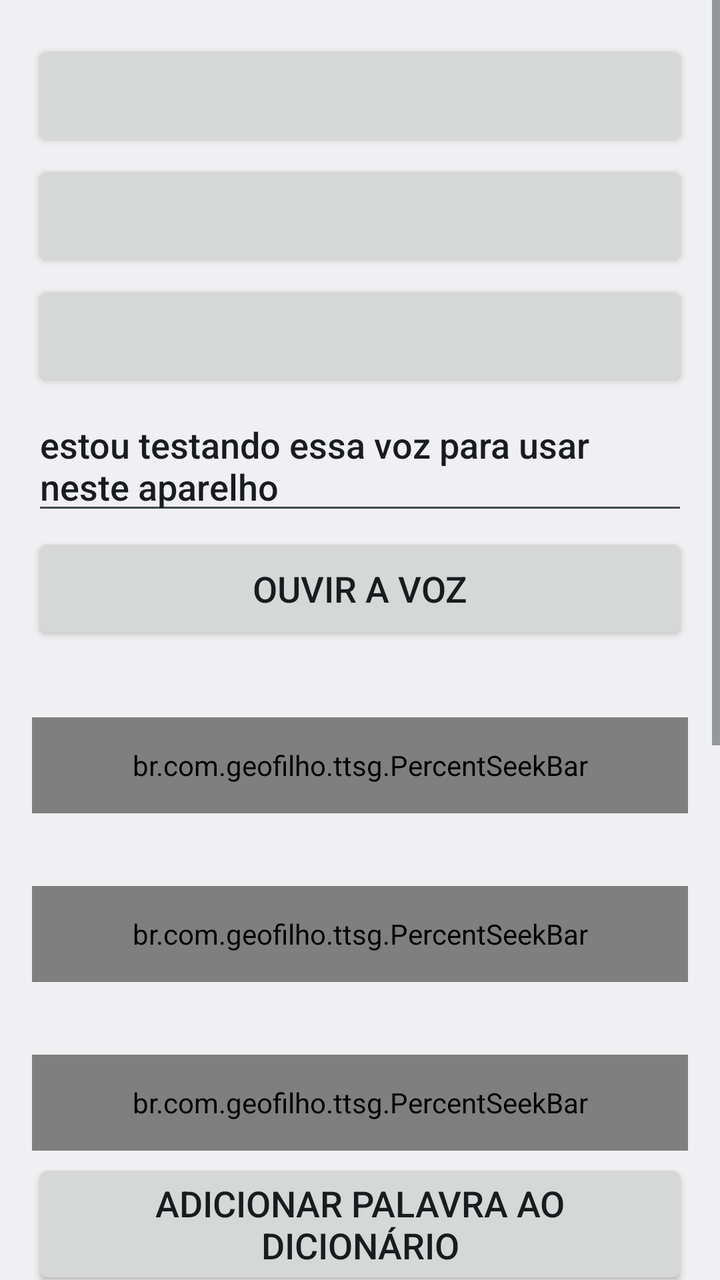
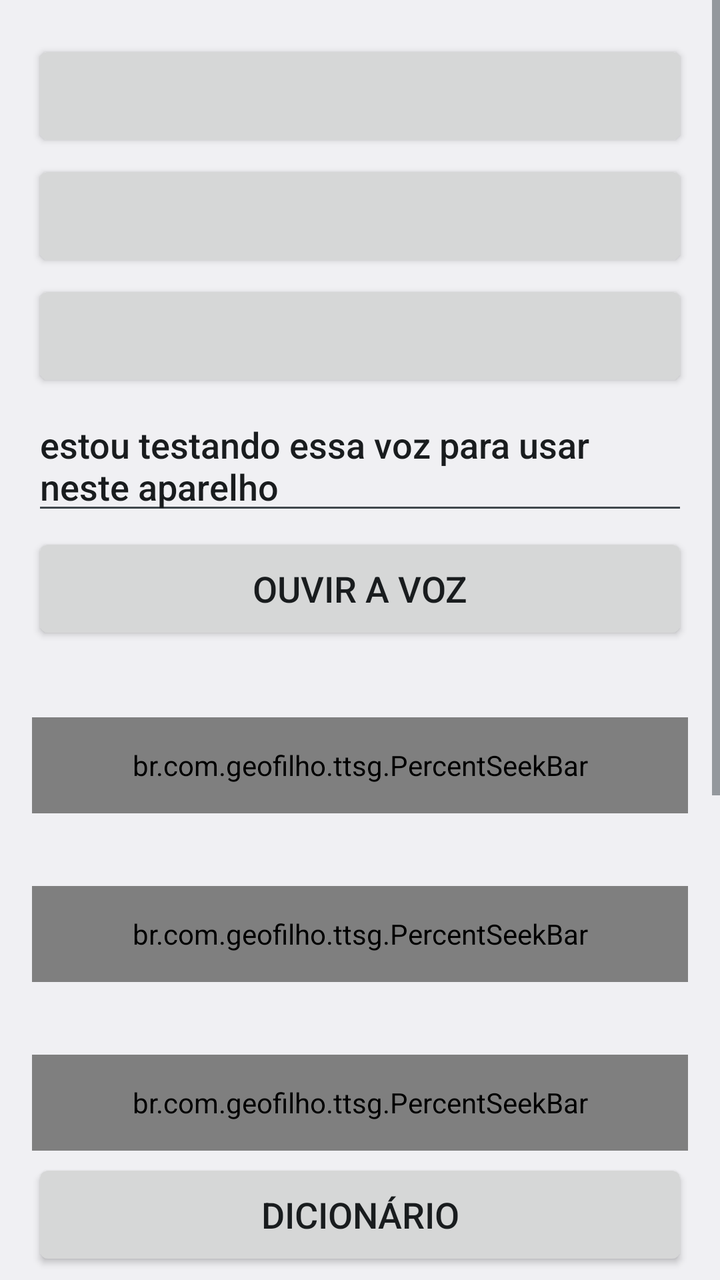

Before-and-after screenshots of an Android layout around one commit, followed by the original layout XML and the change that was made.
<!-- AndroidManifest.xml: application theme AppTheme -->
<!-- res/layout/activity_main.xml -->
<?xml version="1.0" encoding="utf-8"?>
<ScrollView xmlns:android="http://schemas.android.com/apk/res/android"
    android:layout_width="match_parent"
    android:layout_height="match_parent"
    android:fillViewport="true">

    <LinearLayout
        android:layout_width="match_parent"
        android:layout_height="wrap_content"
        android:orientation="vertical"
        android:padding="16dp">

        <include layout="@layout/voice_controls" />

        <Button
            android:id="@+id/btn_add_word"
            style="@style/Row"
            android:text="@string/add_word" />

        <LinearLayout
            android:id="@+id/add_box"
            android:layout_width="match_parent"
            android:layout_height="wrap_content"
            android:orientation="vertical"
            android:visibility="gone">

            <EditText
                android:id="@+id/edit_word"
                style="@style/Row"
                android:hint="@string/hint_word"
                android:importantForAutofill="no"
                android:inputType="text" />

            <EditText
                android:id="@+id/edit_replacement"
                style="@style/Row"
                android:hint="@string/hint_replacement"
                android:importantForAutofill="no"
                android:inputType="text" />

            <Button
                android:id="@+id/btn_save_word"
                style="@style/Row"
                android:text="@string/save_word" />

            <Button
                android:id="@+id/btn_cancel_word"
                style="@style/Row"
                android:text="@string/cancel" />
        </LinearLayout>

        <Button
            android:id="@+id/btn_manage_dictionary"
            style="@style/Row"
            android:text="@string/manage_dictionary" />

        <Button
            android:id="@+id/btn_emoji"
            style="@style/Row"
            android:text="@string/emoji_voice" />

        <Button
            android:id="@+id/btn_numbers"
            style="@style/Row"
            android:text="@string/title_numbers" />

        <Button
            android:id="@+id/btn_system"
            style="@style/Row"
            android:text="@string/system_engine" />

        <Button
            android:id="@+id/btn_audio"
            style="@style/Row"
            android:text="@string/title_audio" />

        <Button
            android:id="@+id/btn_update"
            style="@style/Row"
            android:text="@string/check_update" />

        <Button
            android:id="@+id/btn_diagnostics"
            style="@style/Row"
            android:text="@string/title_diagnostics" />
    </LinearLayout>
</ScrollView>
<!-- res/layout/voice_controls.xml (included above) -->
<?xml version="1.0" encoding="utf-8"?>
<merge xmlns:android="http://schemas.android.com/apk/res/android">

    <Button
        android:id="@+id/btn_engine"
        style="@style/Row" />

    <Button
        android:id="@+id/btn_language"
        style="@style/Row" />

    <Button
        android:id="@+id/btn_voice"
        style="@style/Row" />

    <EditText
        android:id="@+id/edit_test"
        style="@style/Row"
        android:hint="@string/hint_test_text"
        android:importantForAutofill="no"
        android:inputType="textMultiLine|textCapSentences"
        android:text="@string/default_test_text" />

    <Button
        android:id="@+id/btn_test"
        style="@style/Row"
        android:text="@string/listen" />

    <TextView
        android:id="@+id/lbl_rate"
        style="@style/SliderLabel" />

    <br.com.geofilho.ttsg.PercentSeekBar
        android:id="@+id/seek_rate"
        style="@style/Slider" />

    <TextView
        android:id="@+id/lbl_pitch"
        style="@style/SliderLabel" />

    <br.com.geofilho.ttsg.PercentSeekBar
        android:id="@+id/seek_pitch"
        style="@style/Slider" />

    <TextView
        android:id="@+id/lbl_volume"
        style="@style/SliderLabel" />

    <br.com.geofilho.ttsg.PercentSeekBar
        android:id="@+id/seek_volume"
        style="@style/Slider" />
</merge>
<!-- resources referenced by this layout -->
<resources>
  <string name="add_word">Adicionar palavra ao dicionário</string>
  <string name="cancel">Cancelar</string>
  <string name="check_update">Verificar atualização</string>
  <string name="default_test_text">estou testando essa voz para usar neste aparelho</string>
  <string name="emoji_voice">Escolher TTS para falar emojis</string>
  <string name="hint_replacement">Substituir por</string>
  <string name="hint_test_text">Texto para testar a voz</string>
  <string name="hint_word">Palavra ou frase</string>
  <string name="listen">Ouvir a voz</string>
  <string name="manage_dictionary">Gerenciar dicionário</string>
  <string name="save_word">Salvar no dicionário</string>
  <string name="system_engine">Usar como motor de TTS do sistema</string>
  <string name="title_audio">Saída de áudio do leitor de tela</string>
  <string name="title_diagnostics">Diagnóstico</string>
  <string name="title_numbers">Leitura de números e pontuação</string>
  <style name="Row">
          <item name="android:layout_width">match_parent</item>
          <item name="android:layout_height">wrap_content</item>
          <item name="android:minHeight">56dp</item>
          <item name="android:layout_marginTop">4dp</item>
          <item name="android:textSize">18sp</item>
      </style>
  <style name="Slider">
          <item name="android:layout_width">match_parent</item>
          <item name="android:layout_height">48dp</item>
          <item name="android:max">100</item>
      </style>
  <style name="SliderLabel">
          <item name="android:layout_width">match_parent</item>
          <item name="android:layout_height">wrap_content</item>
          <item name="android:layout_marginTop">12dp</item>
          <item name="android:textSize">18sp</item>
          <item name="android:importantForAccessibility">no</item>
      </style>
  <style name="AppTheme" parent="android:Theme.Material.Light.DarkActionBar" />
</resources>

<!-- the commit's change to res/layout/activity_main.xml (unified diff, before → after) -->
@@ -13,51 +13,9 @@
         <include layout="@layout/voice_controls" />
 
         <Button
-            android:id="@+id/btn_add_word"
+            android:id="@+id/btn_dictionary"
             style="@style/Row"
-            android:text="@string/add_word" />
-
-        <LinearLayout
-            android:id="@+id/add_box"
-            android:layout_width="match_parent"
-            android:layout_height="wrap_content"
-            android:orientation="vertical"
-            android:visibility="gone">
-
-            <EditText
-                android:id="@+id/edit_word"
-                style="@style/Row"
-                android:hint="@string/hint_word"
-                android:importantForAutofill="no"
-                android:inputType="text" />
-
-            <EditText
-                android:id="@+id/edit_replacement"
-                style="@style/Row"
-                android:hint="@string/hint_replacement"
-                android:importantForAutofill="no"
-                android:inputType="text" />
-
-            <Button
-                android:id="@+id/btn_save_word"
-                style="@style/Row"
-                android:text="@string/save_word" />
-
-            <Button
-                android:id="@+id/btn_cancel_word"
-                style="@style/Row"
-                android:text="@string/cancel" />
-        </LinearLayout>
-
-        <Button
-            android:id="@+id/btn_manage_dictionary"
-            style="@style/Row"
-            android:text="@string/manage_dictionary" />
-
-        <Button
-            android:id="@+id/btn_emoji"
-            style="@style/Row"
-            android:text="@string/emoji_voice" />
+            android:text="@string/dictionary" />
 
         <Button
             android:id="@+id/btn_numbers"
@@ -73,6 +31,11 @@
             android:id="@+id/btn_audio"
             style="@style/Row"
             android:text="@string/title_audio" />
+
+        <Button
+            android:id="@+id/btn_translation"
+            style="@style/Row"
+            android:text="@string/title_translation" />
 
         <Button
             android:id="@+id/btn_update"
<!-- resource entries referenced after the edit -->
@@ -1,20 +1,15 @@
 <!-- resources referenced by this layout -->
 <resources>
-  <string name="add_word">Adicionar palavra ao dicionário</string>
-  <string name="cancel">Cancelar</string>
   <string name="check_update">Verificar atualização</string>
   <string name="default_test_text">estou testando essa voz para usar neste aparelho</string>
-  <string name="emoji_voice">Escolher TTS para falar emojis</string>
-  <string name="hint_replacement">Substituir por</string>
+  <string name="dictionary">Dicionário</string>
   <string name="hint_test_text">Texto para testar a voz</string>
-  <string name="hint_word">Palavra ou frase</string>
   <string name="listen">Ouvir a voz</string>
-  <string name="manage_dictionary">Gerenciar dicionário</string>
-  <string name="save_word">Salvar no dicionário</string>
   <string name="system_engine">Usar como motor de TTS do sistema</string>
   <string name="title_audio">Saída de áudio do leitor de tela</string>
   <string name="title_diagnostics">Diagnóstico</string>
-  <string name="title_numbers">Leitura de números e pontuação</string>
+  <string name="title_numbers">Leitura de números, pontuação e emojis</string>
+  <string name="title_translation">Tradução de voz TTS</string>
   <style name="Row">
           <item name="android:layout_width">match_parent</item>
           <item name="android:layout_height">wrap_content</item>
